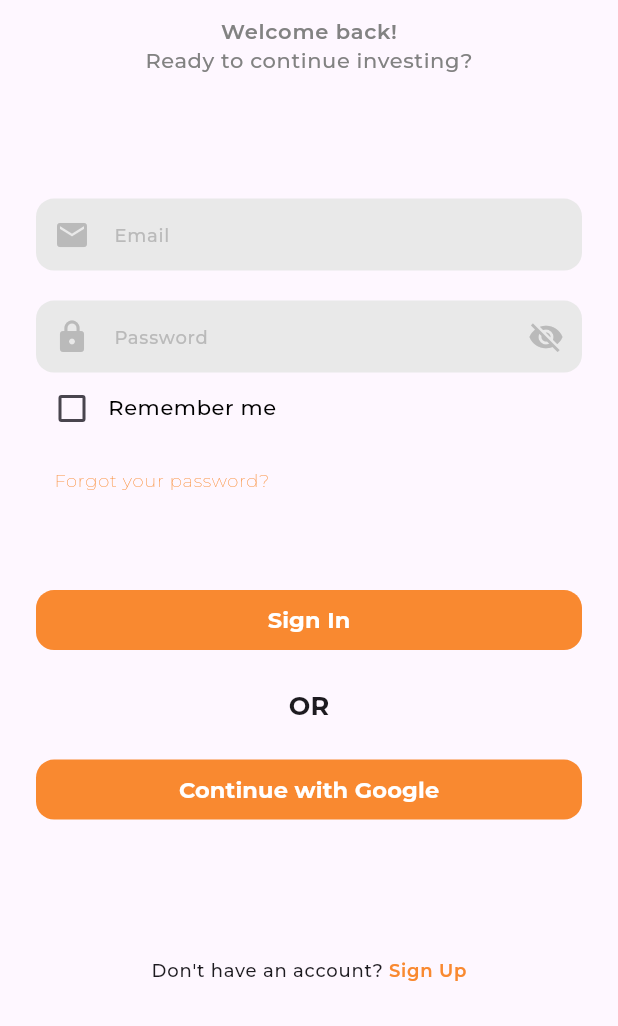
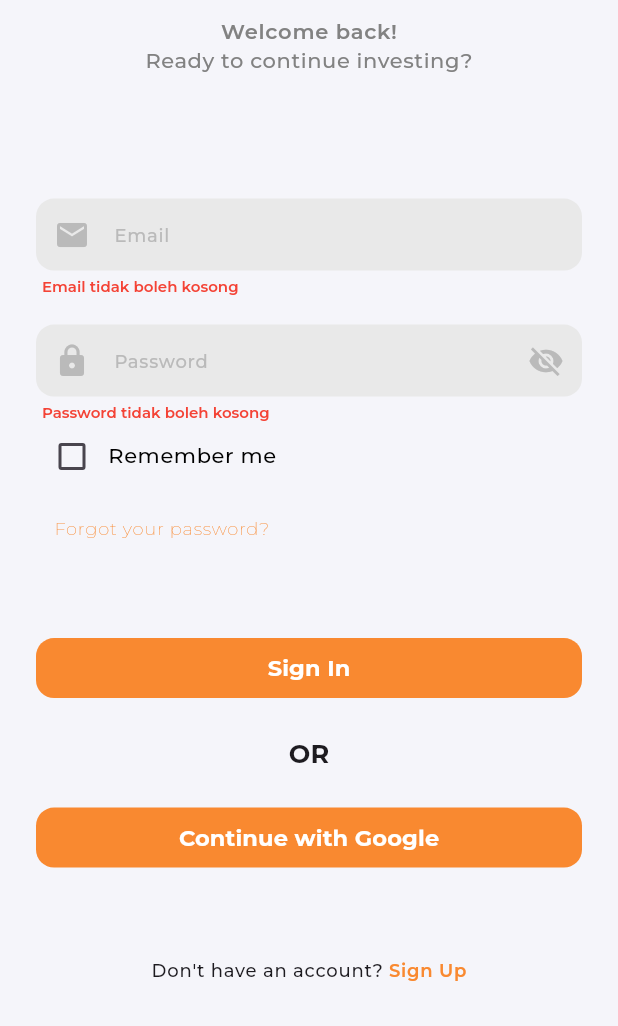
Before and after one commit to yazidalg/starvest, a Flutter app: the LoginPage screen opened directly, after a tap on "Sign In", on a phone screen of 412 x 824 dp, the part 210-1236 px from its top. Run offline on Flutter 3.47's test engine with Material 3 defaults, Android fonts, the light colour scheme and no system bars; our stand-ins replace firebase_auth, firebase_core, flutter_svg, get, google_fonts, google_sign_in; accounts and stored records are empty.

Commit message:
validation

```diff
--- a/lib/src/components/field_component.dart
+++ b/lib/src/components/field_component.dart
@@ -30,6 +30,10 @@ class _FieldComponentState extends State<FieldComponent> {
       validator: widget.validator,
       obscureText: widget.obsecureText && !_isVisible,
       decoration: InputDecoration(
+        errorStyle: Theme.of(context)
+            .textTheme
+            .displaySmall
+            ?.copyWith(color: Colors.red),
         contentPadding: EdgeInsets.zero,
         filled: true,
         fillColor: const Color(0xffE9E9E9),
--- a/lib/src/helpers/validation.dart
+++ b/lib/src/helpers/validation.dart
@@ -4,12 +4,12 @@ class Validator {
     String pattern =
         r'^(([^<>()[\]\\.,;:\s@\"]+(\.[^<>()[\]\\.,;:\s@\"]+)*)|(\".+\"))@((\[[0-9]{1,3}\.[0-9]{1,3}\.[0-9]{1,3}\.[0-9]{1,3}\])|(([a-zA-Z\-0-9]+\.)+[a-zA-Z]{2,}))$';
     RegExp regExp = RegExp(pattern);
-    if (!regExp.hasMatch(value!)) {
-      return "Ketik email yang benar";
+    if (value!.isEmpty) {
+      return "Email tidak boleh kosong";
     } else if (value.length < 6) {
       return "Email harus lebih dari 6 angka";
-    } else if (value.isEmpty) {
-      return "Email tidak boleh kosong";
+    } else if (!regExp.hasMatch(value)) {
+      return "Ketik email yang benar";
     } else {
       return null;
     }
@@ -47,4 +47,13 @@ class Validator {
       return null;
     }
   }
+
+  String? passwordConfirmValidator(String value, String passwordValue) {
+    if (value.isEmpty) {
+      return "Konfirmasi password anda";
+    } else if (value != passwordValue) {
+      return "Password tidak cocok";
+    }
+    return null;
+  }
 }
--- a/lib/src/pages/authentication/login_page.dart
+++ b/lib/src/pages/authentication/login_page.dart
@@ -1,8 +1,10 @@
 import 'package:flutter/material.dart';
 import 'package:flutter_svg/svg.dart';
 import 'package:get/get.dart';
+import 'package:provider/provider.dart';
 import 'package:starvest/src/components/button_component.dart';
 import 'package:starvest/src/components/field_component.dart';
+import 'package:starvest/src/controllers/auth_controller.dart';
 import 'package:starvest/src/helpers/validation.dart';
 import 'package:starvest/src/pages/authentication/register_page.dart';
 import 'package:starvest/src/pages/authentication/widget/bottom_auth_widget.dart';
@@ -13,12 +15,14 @@ class LoginPage extends StatelessWidget {
   @override
   Widget build(BuildContext context) {
     return Scaffold(
+      backgroundColor: const Color(0xffF5F5FA),
       bottomNavigationBar: BottomAuthWidget(
         title: "Don't have an account? ",
         titleButton: "Sign Up",
         page: () => Get.off(const RegisterPage()),
       ),
-      body: SingleChildScrollView(
+      body: Consumer<AuthProvider>(
+        builder: (context, authProvider, child) => SingleChildScrollView(
           scrollDirection: Axis.vertical,
           child: Container(
             width: double.infinity,
@@ -46,11 +50,13 @@ class LoginPage extends StatelessWidget {
                     .copyWith(color: const Color(0xff828282)),
               ),
               SizedBox(height: MediaQuery.of(context).size.height * 0.1),
-            Column(children: [
+              Form(
+                key: authProvider.loginKey,
+                child: Column(children: [
                   FieldComponent(
                     icon: Icons.email,
                     hint: "Email",
-                controllerText: TextEditingController(text: ''),
+                    controllerText: authProvider.emailController,
                     validator: (val) => Validator().emailValidator(val)!,
                     obsecureText: false,
                   ),
@@ -58,7 +64,7 @@ class LoginPage extends StatelessWidget {
                   FieldComponent(
                     icon: Icons.lock,
                     hint: "Password",
-                controllerText: TextEditingController(text: ''),
+                    controllerText: authProvider.passwordController,
                     validator: (val) => Validator().passwordValidator(val)!,
                     obsecureText: true,
                   ),
@@ -83,7 +89,8 @@ class LoginPage extends StatelessWidget {
                       onPressed: () {},
                       child: Text(
                         "Forgot your password?",
-                    style: Theme.of(context).textTheme.labelMedium?.copyWith(
+                        style:
+                            Theme.of(context).textTheme.labelMedium?.copyWith(
                                   color: const Color(0xffF98930),
                                   fontWeight: FontWeight.w100,
                                 ),
@@ -91,10 +98,16 @@ class LoginPage extends StatelessWidget {
                     ),
                   ),
                 ]),
+              ),
               const SizedBox(height: 45),
               ButtonComponent(
                 title: "Sign In",
-              onTap: () {},
+                onTap: () => authProvider.loginKey.currentState!.validate()
+                    ? authProvider.signIn(
+                        authProvider.emailController.text,
+                        authProvider.passwordController.text,
+                      )
+                    : null,
                 radius: 12,
                 color: 0xffF98930,
               ),
@@ -106,13 +119,14 @@ class LoginPage extends StatelessWidget {
               const SizedBox(height: 20),
               ButtonComponent(
                 title: "Continue with Google",
-              onTap: () {},
+                onTap: () => authProvider.googleSignIn(),
                 radius: 12,
                 color: 0xffF98930,
               ),
             ]),
           ),
         ),
+      ),
     );
   }
 }
```
Also changed, not shown: lib/main.dart (+18 -4 lines), lib/src/controllers/auth_controller.dart (+35 -6 lines), lib/src/pages/authentication/register_page.dart (+27 -10 lines). Lines whose indentation alone changed are shown as unchanged.
